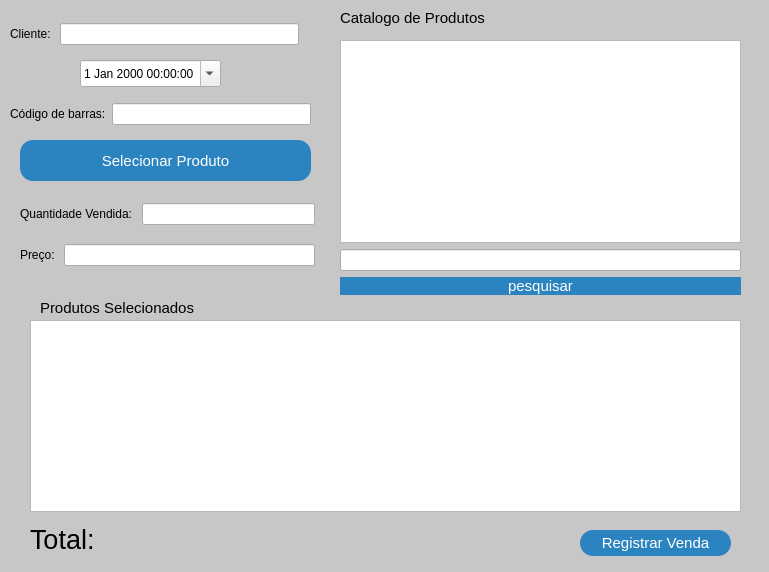
First picture: the form in venda.ui, repository GabR36/QEstoqueLoja, before the edit.
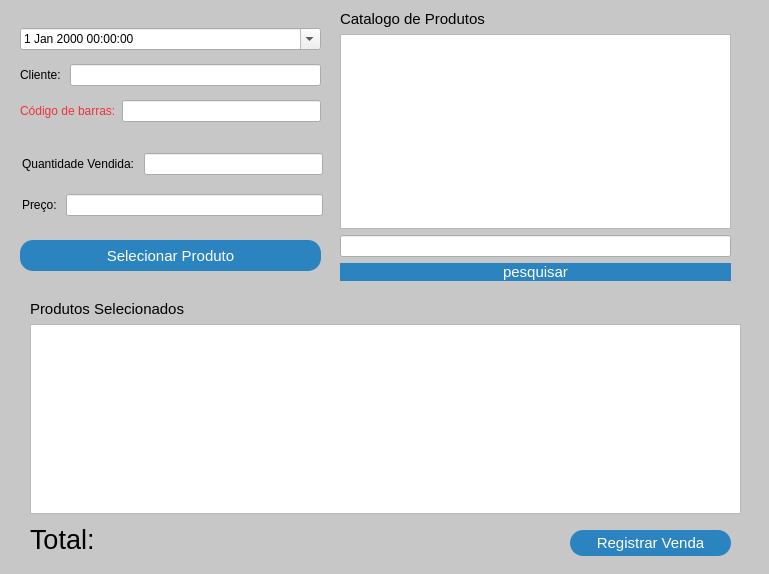
Second picture: the form after the edit.

Commit message: modalidade para as janelas

```diff
--- a/venda.ui
+++ b/venda.ui
@@ -7,9 +7,15 @@
     <x>0</x>
     <y>0</y>
     <width>769</width>
-    <height>572</height>
+    <height>574</height>
    </rect>
   </property>
+  <property name="minimumSize">
+   <size>
+    <width>10</width>
+    <height>15</height>
+   </size>
+  </property>
   <property name="windowTitle">
    <string>Venda - QEstoqueLoja</string>
   </property>
@@ -45,40 +51,12 @@
 }
 </string>
   </property>
-  <widget class="QTableView" name="Tview_ProdutosSelecionados">
-   <property name="geometry">
-    <rect>
-     <x>30</x>
-     <y>320</y>
-     <width>711</width>
-     <height>192</height>
-    </rect>
-   </property>
-   <property name="editTriggers">
-    <set>QAbstractItemView::NoEditTriggers</set>
-   </property>
-   <property name="selectionMode">
-    <enum>QAbstractItemView::SingleSelection</enum>
-   </property>
-   <property name="selectionBehavior">
-    <enum>QAbstractItemView::SelectRows</enum>
-   </property>
-   <attribute name="horizontalHeaderDefaultSectionSize">
-    <number>100</number>
-   </attribute>
-   <attribute name="horizontalHeaderStretchLastSection">
-    <bool>true</bool>
-   </attribute>
-   <attribute name="verticalHeaderVisible">
-    <bool>false</bool>
-   </attribute>
-  </widget>
   <widget class="QWidget" name="layoutWidget">
    <property name="geometry">
     <rect>
-     <x>20</x>
-     <y>190</y>
-     <width>295</width>
+     <x>22</x>
+     <y>140</y>
+     <width>301</width>
      <height>91</height>
     </rect>
    </property>
@@ -117,129 +95,21 @@
     </item>
    </layout>
   </widget>
-  <widget class="QWidget" name="layoutWidget">
-   <property name="geometry">
-    <rect>
-     <x>340</x>
-     <y>40</y>
-     <width>401</width>
-     <height>255</height>
-    </rect>
-   </property>
-   <layout class="QVBoxLayout" name="verticalLayout_4">
-    <item>
-     <widget class="QTableView" name="Tview_Produtos">
-      <property name="selectionMode">
-       <enum>QAbstractItemView::SingleSelection</enum>
-      </property>
-      <property name="selectionBehavior">
-       <enum>QAbstractItemView::SelectRows</enum>
-      </property>
-      <attribute name="horizontalHeaderDefaultSectionSize">
-       <number>50</number>
-      </attribute>
-      <attribute name="horizontalHeaderStretchLastSection">
-       <bool>true</bool>
-      </attribute>
-      <attribute name="verticalHeaderVisible">
-       <bool>false</bool>
-      </attribute>
-     </widget>
-    </item>
-    <item>
-     <layout class="QVBoxLayout" name="verticalLayout_7">
-      <item>
-       <widget class="QLineEdit" name="Ledit_Pesquisa"/>
-      </item>
-      <item>
-       <widget class="QPushButton" name="Btn_Pesquisa">
-        <property name="text">
-         <string>pesquisar</string>
-        </property>
-       </widget>
-      </item>
-     </layout>
-    </item>
-   </layout>
-  </widget>
-  <widget class="QLabel" name="label_4">
-   <property name="geometry">
-    <rect>
-     <x>40</x>
-     <y>300</y>
-     <width>161</width>
-     <height>16</height>
-    </rect>
-   </property>
-   <property name="styleSheet">
-    <string notr="true">font-size: 15px;
-      font: 700 9pt &quot;Segoe UI&quot;;</string>
-   </property>
-   <property name="text">
-    <string>Produtos Selecionados</string>
-   </property>
-  </widget>
-  <widget class="QWidget" name="layoutWidget">
-   <property name="geometry">
-    <rect>
-     <x>10</x>
-     <y>20</y>
-     <width>289</width>
-     <height>28</height>
-    </rect>
-   </property>
-   <layout class="QHBoxLayout" name="horizontalLayout">
-    <item>
-     <widget class="QLabel" name="label">
-      <property name="text">
-       <string>Cliente: </string>
-      </property>
-     </widget>
-    </item>
-    <item>
-     <widget class="QLineEdit" name="Ledit_Cliente"/>
-    </item>
-   </layout>
-  </widget>
-  <widget class="QLabel" name="label_5">
-   <property name="geometry">
-    <rect>
-     <x>340</x>
-     <y>10</y>
-     <width>161</width>
-     <height>16</height>
-    </rect>
-   </property>
-   <property name="styleSheet">
-    <string notr="true">font-size: 15px;
-      font: 700 9pt &quot;Segoe UI&quot;;</string>
-   </property>
-   <property name="text">
-    <string>Catalogo de Produtos</string>
-   </property>
-  </widget>
-  <widget class="QDateTimeEdit" name="DateEdt_Venda">
-   <property name="geometry">
-    <rect>
-     <x>80</x>
-     <y>60</y>
-     <width>141</width>
-     <height>27</height>
-    </rect>
-   </property>
-   <property name="calendarPopup">
-    <bool>true</bool>
-   </property>
-  </widget>
   <widget class="QPushButton" name="Btn_SelecionarProduto">
    <property name="geometry">
     <rect>
      <x>20</x>
-     <y>140</y>
-     <width>291</width>
-     <height>41</height>
+     <y>240</y>
+     <width>301</width>
+     <height>31</height>
     </rect>
    </property>
+   <property name="sizePolicy">
+    <sizepolicy hsizetype="Fixed" vsizetype="Fixed">
+     <horstretch>12</horstretch>
+     <verstretch>11</verstretch>
+    </sizepolicy>
+   </property>
    <property name="text">
     <string>Selecionar Produto</string>
    </property>
@@ -247,9 +117,9 @@
   <widget class="QPushButton" name="Btn_Aceitar">
    <property name="geometry">
     <rect>
-     <x>580</x>
+     <x>570</x>
      <y>530</y>
-     <width>151</width>
+     <width>161</width>
      <height>26</height>
     </rect>
    </property>
@@ -257,34 +127,12 @@
     <string>Registrar Venda</string>
    </property>
   </widget>
-  <widget class="QWidget" name="layoutWidget">
-   <property name="geometry">
-    <rect>
-     <x>10</x>
-     <y>100</y>
-     <width>301</width>
-     <height>28</height>
-    </rect>
-   </property>
-   <layout class="QHBoxLayout" name="horizontalLayout_4">
-    <item>
-     <widget class="QLabel" name="label_6">
-      <property name="text">
-       <string>Código de barras:</string>
-      </property>
-     </widget>
-    </item>
-    <item>
-     <widget class="QLineEdit" name="Ledit_Barras"/>
-    </item>
-   </layout>
-  </widget>
   <widget class="QWidget" name="layoutWidget">
    <property name="geometry">
     <rect>
      <x>30</x>
      <y>520</y>
-     <width>201</width>
+     <width>531</width>
      <height>39</height>
     </rect>
    </property>
@@ -315,6 +163,162 @@
     </item>
    </layout>
   </widget>
+  <widget class="QWidget" name="">
+   <property name="geometry">
+    <rect>
+     <x>340</x>
+     <y>10</y>
+     <width>391</width>
+     <height>271</height>
+    </rect>
+   </property>
+   <layout class="QVBoxLayout" name="verticalLayout_6">
+    <item>
+     <widget class="QLabel" name="label_5">
+      <property name="styleSheet">
+       <string notr="true">font-size: 15px;
+      font: 700 9pt &quot;Segoe UI&quot;;</string>
+      </property>
+      <property name="text">
+       <string>Catalogo de Produtos</string>
+      </property>
+     </widget>
+    </item>
+    <item>
+     <layout class="QVBoxLayout" name="verticalLayout_4">
+      <item>
+       <widget class="QTableView" name="Tview_Produtos">
+        <property name="selectionMode">
+         <enum>QAbstractItemView::SingleSelection</enum>
+        </property>
+        <property name="selectionBehavior">
+         <enum>QAbstractItemView::SelectRows</enum>
+        </property>
+        <attribute name="horizontalHeaderDefaultSectionSize">
+         <number>50</number>
+        </attribute>
+        <attribute name="horizontalHeaderStretchLastSection">
+         <bool>true</bool>
+        </attribute>
+        <attribute name="verticalHeaderVisible">
+         <bool>false</bool>
+        </attribute>
+       </widget>
+      </item>
+      <item>
+       <layout class="QVBoxLayout" name="verticalLayout_7">
+        <item>
+         <widget class="QLineEdit" name="Ledit_Pesquisa"/>
+        </item>
+        <item>
+         <widget class="QPushButton" name="Btn_Pesquisa">
+          <property name="text">
+           <string>pesquisar</string>
+          </property>
+         </widget>
+        </item>
+       </layout>
+      </item>
+     </layout>
+    </item>
+   </layout>
+  </widget>
+  <widget class="QWidget" name="">
+   <property name="geometry">
+    <rect>
+     <x>30</x>
+     <y>300</y>
+     <width>711</width>
+     <height>214</height>
+    </rect>
+   </property>
+   <layout class="QVBoxLayout" name="verticalLayout_5">
+    <item>
+     <widget class="QLabel" name="label_4">
+      <property name="styleSheet">
+       <string notr="true">font-size: 15px;
+      font: 700 9pt &quot;Segoe UI&quot;;</string>
+      </property>
+      <property name="text">
+       <string>Produtos Selecionados</string>
+      </property>
+     </widget>
+    </item>
+    <item>
+     <widget class="QTableView" name="Tview_ProdutosSelecionados">
+      <property name="editTriggers">
+       <set>QAbstractItemView::NoEditTriggers</set>
+      </property>
+      <property name="selectionMode">
+       <enum>QAbstractItemView::SingleSelection</enum>
+      </property>
+      <property name="selectionBehavior">
+       <enum>QAbstractItemView::SelectRows</enum>
+      </property>
+      <attribute name="horizontalHeaderDefaultSectionSize">
+       <number>100</number>
+      </attribute>
+      <attribute name="horizontalHeaderStretchLastSection">
+       <bool>true</bool>
+      </attribute>
+      <attribute name="verticalHeaderVisible">
+       <bool>false</bool>
+      </attribute>
+     </widget>
+    </item>
+   </layout>
+  </widget>
+  <widget class="QWidget" name="">
+   <property name="geometry">
+    <rect>
+     <x>20</x>
+     <y>20</y>
+     <width>301</width>
+     <height>111</height>
+    </rect>
+   </property>
+   <layout class="QVBoxLayout" name="verticalLayout">
+    <item>
+     <widget class="QDateTimeEdit" name="DateEdt_Venda">
+      <property name="calendarPopup">
+       <bool>true</bool>
+      </property>
+     </widget>
+    </item>
+    <item>
+     <layout class="QHBoxLayout" name="horizontalLayout">
+      <item>
+       <widget class="QLabel" name="label">
+        <property name="text">
+         <string>Cliente: </string>
+        </property>
+       </widget>
+      </item>
+      <item>
+       <widget class="QLineEdit" name="Ledit_Cliente"/>
+      </item>
+     </layout>
+    </item>
+    <item>
+     <layout class="QHBoxLayout" name="horizontalLayout_4">
+      <item>
+       <widget class="QLabel" name="label_6">
+        <property name="styleSheet">
+         <string notr="true">
+color: rgb(237, 51, 59);</string>
+        </property>
+        <property name="text">
+         <string>Código de barras:</string>
+        </property>
+       </widget>
+      </item>
+      <item>
+       <widget class="QLineEdit" name="Ledit_Barras"/>
+      </item>
+     </layout>
+    </item>
+   </layout>
+  </widget>
  </widget>
  <resources/>
  <connections/>
```
The commit also changes 3 other files.
